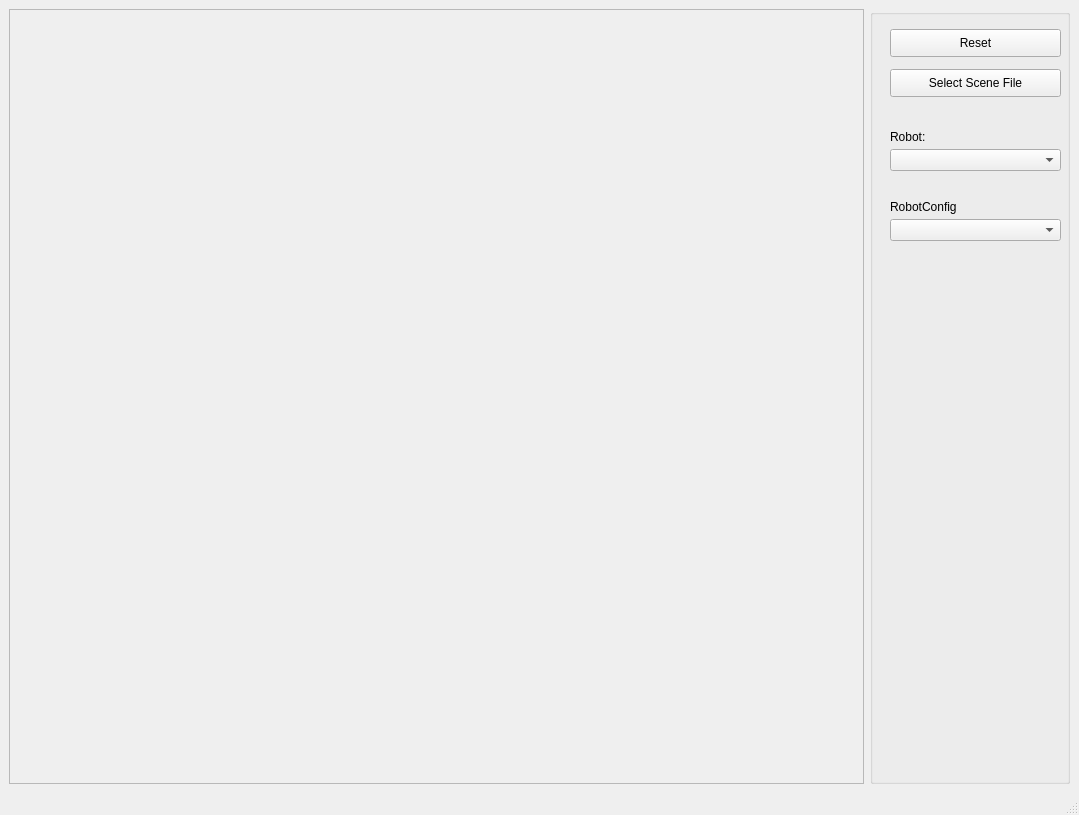
softbankrobotics-research/Simox, file VirtualRobot/examples/SceneViewer/SceneViewer.ui: the form before one commit.
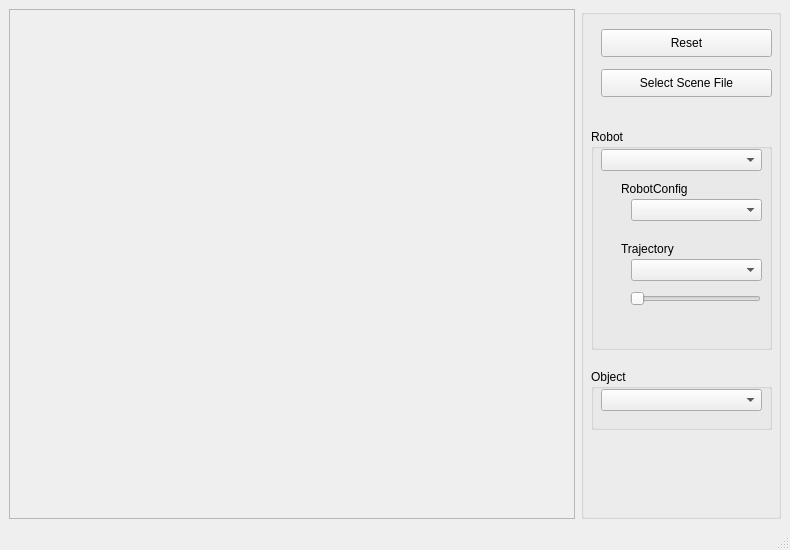
The form after the commit.

Commit message: SceneViewer: Improve demo, add more gui options.

What changed in the file:
```diff
--- a/VirtualRobot/examples/SceneViewer/SceneViewer.ui
+++ b/VirtualRobot/examples/SceneViewer/SceneViewer.ui
@@ -6,8 +6,8 @@
    <rect>
     <x>0</x>
     <y>0</y>
-    <width>1079</width>
-    <height>815</height>
+    <width>790</width>
+    <height>550</height>
    </rect>
   </property>
   <property name="windowTitle">
@@ -62,51 +62,113 @@
         <string>Select Scene File</string>
        </property>
       </widget>
-      <widget class="QComboBox" name="comboBoxRobot">
+      <widget class="QGroupBox" name="groupBox_2">
        <property name="geometry">
         <rect>
-         <x>20</x>
-         <y>140</y>
-         <width>171</width>
-         <height>22</height>
-        </rect>
-       </property>
-      </widget>
-      <widget class="QLabel" name="label">
-       <property name="geometry">
-        <rect>
-         <x>20</x>
+         <x>10</x>
          <y>120</y>
-         <width>101</width>
-         <height>16</height>
+         <width>181</width>
+         <height>221</height>
         </rect>
        </property>
-       <property name="text">
-        <string>Robot:</string>
+       <property name="title">
+        <string>Robot</string>
        </property>
+       <widget class="QComboBox" name="comboBoxRobot">
+        <property name="geometry">
+         <rect>
+          <x>10</x>
+          <y>20</y>
+          <width>161</width>
+          <height>22</height>
+         </rect>
+        </property>
+       </widget>
+       <widget class="QComboBox" name="comboBoxRobotConfig">
+        <property name="geometry">
+         <rect>
+          <x>40</x>
+          <y>70</y>
+          <width>131</width>
+          <height>22</height>
+         </rect>
+        </property>
+       </widget>
+       <widget class="QLabel" name="label_2">
+        <property name="geometry">
+         <rect>
+          <x>30</x>
+          <y>50</y>
+          <width>91</width>
+          <height>20</height>
+         </rect>
+        </property>
+        <property name="text">
+         <string>RobotConfig</string>
+        </property>
+       </widget>
+       <widget class="QComboBox" name="comboBoxTrajectory">
+        <property name="geometry">
+         <rect>
+          <x>40</x>
+          <y>130</y>
+          <width>131</width>
+          <height>22</height>
+         </rect>
+        </property>
+       </widget>
+       <widget class="QLabel" name="label_3">
+        <property name="geometry">
+         <rect>
+          <x>30</x>
+          <y>110</y>
+          <width>91</width>
+          <height>20</height>
+         </rect>
+        </property>
+        <property name="text">
+         <string>Trajectory</string>
+        </property>
+       </widget>
+       <widget class="QSlider" name="horizontalSlider">
+        <property name="geometry">
+         <rect>
+          <x>39</x>
+          <y>160</y>
+          <width>131</width>
+          <height>20</height>
+         </rect>
+        </property>
+        <property name="maximum">
+         <number>999</number>
+        </property>
+        <property name="orientation">
+         <enum>Qt::Horizontal</enum>
+        </property>
+       </widget>
       </widget>
-      <widget class="QLabel" name="label_2">
+      <widget class="QGroupBox" name="groupBox_3">
        <property name="geometry">
         <rect>
-         <x>20</x>
-         <y>190</y>
-         <width>101</width>
-         <height>16</height>
+         <x>10</x>
+         <y>360</y>
+         <width>181</width>
+         <height>61</height>
         </rect>
        </property>
-       <property name="text">
-        <string>RobotConfig</string>
+       <property name="title">
+        <string>Object</string>
        </property>
-      </widget>
-      <widget class="QComboBox" name="comboBoxRobotConfig">
-       <property name="geometry">
-        <rect>
-         <x>20</x>
-         <y>210</y>
-         <width>171</width>
-         <height>22</height>
-        </rect>
-       </property>
+       <widget class="QComboBox" name="comboBoxObject">
+        <property name="geometry">
+         <rect>
+          <x>10</x>
+          <y>20</y>
+          <width>161</width>
+          <height>22</height>
+         </rect>
+        </property>
+       </widget>
       </widget>
      </widget>
     </item>
```
Left out of the diff: 2 changed lines with no effect on the pictures. The commit also changes 9 other files.
